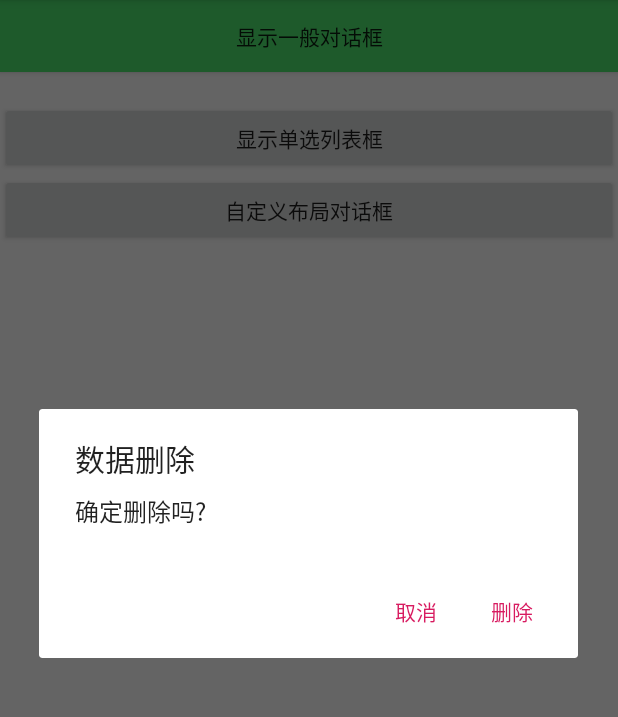
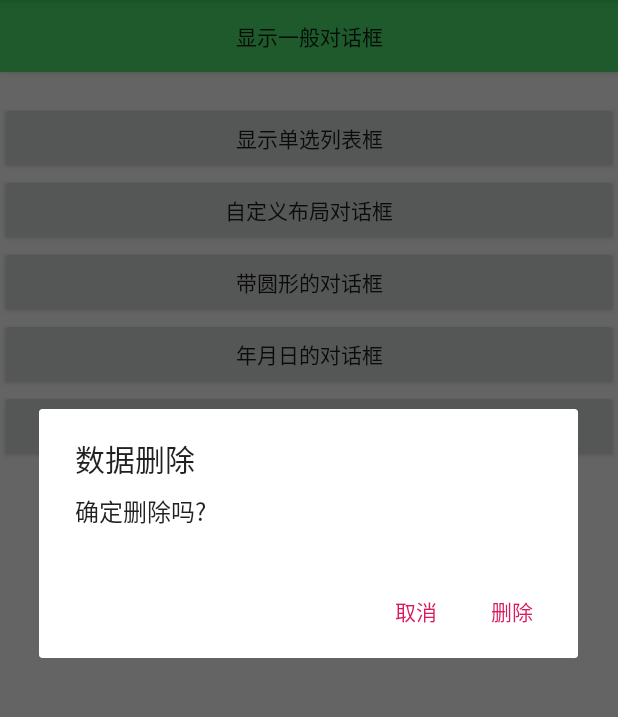
Before and after one commit to chenjiabing666/Second-project, an Android app: the DialogActivity screen opened directly, with no data from a screen before it, after a tap on "显示一般对话框", on a phone screen of 412 x 824 dp, the part 84-801 px from its top. Run offline under Robolectric (Android 15) with nearby library versions, the phone set to English and light mode, and no system bars.

Commit message:
时间选择对话框

```diff
--- a/app/src/main/res/layout/activity_dialog.xml
+++ b/app/src/main/res/layout/activity_dialog.xml
@@ -30,4 +30,24 @@
         android:layout_height="wrap_content"
         android:text="自定义布局对话框"
         android:onClick="showCustom"/>
+
+    <Button
+        android:layout_width="match_parent"
+        android:layout_height="wrap_content"
+        android:text="带圆形的对话框"
+        android:onClick="showCircle"/>
+
+    <Button
+        android:layout_width="match_parent"
+        android:layout_height="wrap_content"
+        android:text="年月日的对话框"
+        android:onClick="showDate"/>
+
+
+    <Button
+        android:layout_width="match_parent"
+        android:layout_height="wrap_content"
+        android:text="时分秒的对话框"
+        android:onClick="showTime"/>
+
 </LinearLayout>
```
Also changed, not shown: app/src/main/java/cn/tedu/hello/DialogActivity.java (+70 -0 lines), app/src/main/java/cn/tedu/hello/ThirdActivity.java (+1 -9 lines), 4 other files.
